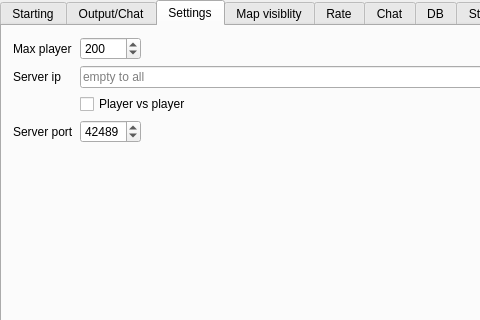
First picture: the form in server/MainWindow.ui, repository alphaonex86/CatchChallenger, before the edit; both pictures show x 0 to 480 and y 0 to 320 of the 800 by 600 pixel window.
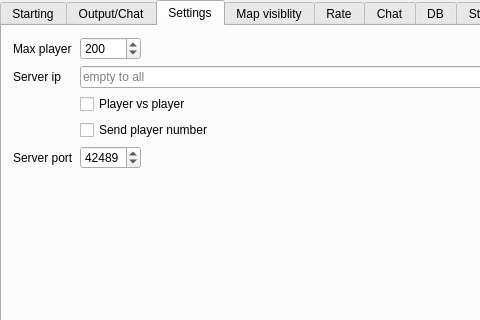
Second picture: the form after the edit. The open tabs and pages were chosen to show the change. Icons and pictures are not drawn.

Commit message: [Fix] More bug, have better message, add option to not send the player number (client,server,shared lib)

The edit to the form file:
```diff
--- a/server/MainWindow.ui
+++ b/server/MainWindow.ui
@@ -219,14 +219,14 @@
           </property>
          </widget>
         </item>
-        <item row="3" column="0">
+        <item row="4" column="0">
          <widget class="QLabel" name="label_7">
           <property name="text">
            <string>Server port</string>
           </property>
          </widget>
         </item>
-        <item row="3" column="1">
+        <item row="4" column="1">
          <widget class="QSpinBox" name="server_port">
           <property name="minimum">
            <number>1</number>
@@ -239,6 +239,13 @@
           </property>
          </widget>
         </item>
+        <item row="3" column="1">
+         <widget class="QCheckBox" name="sendPlayerNumber">
+          <property name="text">
+           <string>Send player number</string>
+          </property>
+         </widget>
+        </item>
        </layout>
       </widget>
       <widget class="QWidget" name="tab">
```
Left out of the diff: 2 changed lines with no effect on the pictures. The commit also changes 14 other files.
